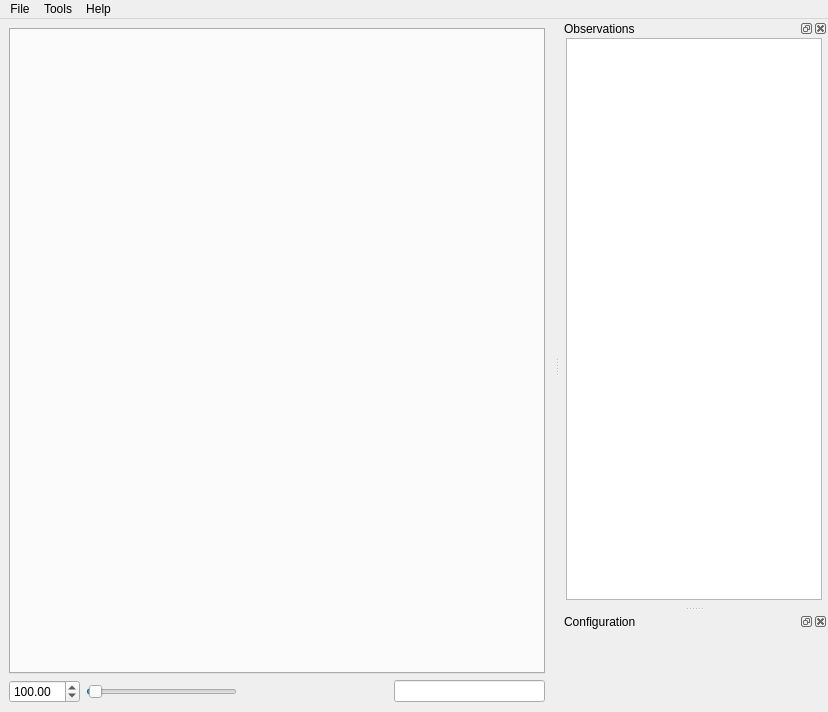
Above: apps/robot-map-gui/gui/CMainWindow.ui from MRPT/mrpt before the change. Below: the same form after it.
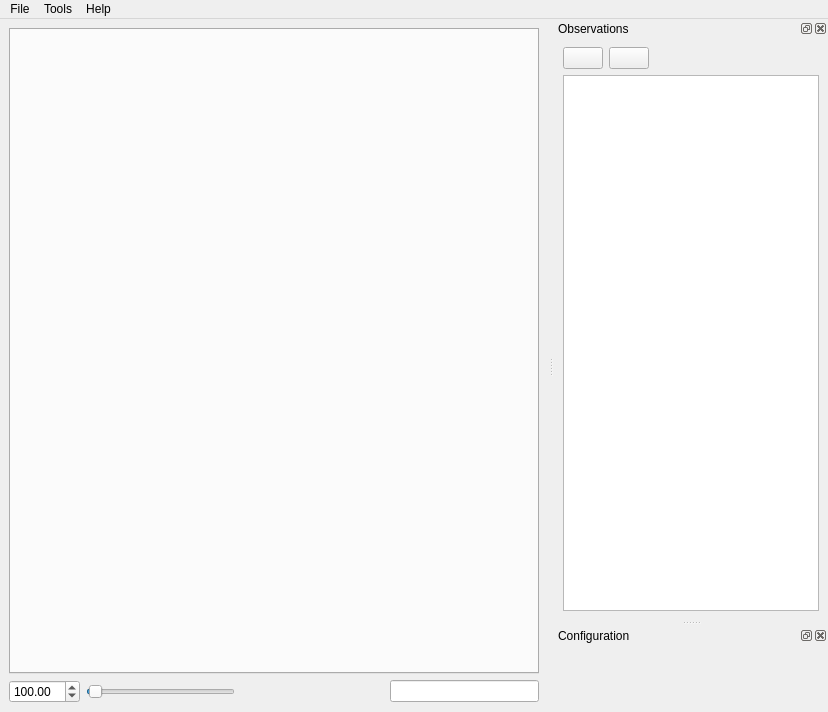
That is the form after the change. Icons and pictures are not drawn. Custom widgets are drawn as their Qt base class.

Commit message: robot-map-gui: expand and collapse in observation tree

```diff
--- a/apps/robot-map-gui/gui/CMainWindow.ui
+++ b/apps/robot-map-gui/gui/CMainWindow.ui
@@ -120,20 +120,53 @@
    </attribute>
    <widget class="QWidget" name="dockWidgetContents">
     <layout class="QVBoxLayout" name="verticalLayout">
-     <property name="leftMargin">
-      <number>6</number>
-     </property>
-     <property name="topMargin">
-      <number>0</number>
-     </property>
-     <property name="rightMargin">
-      <number>6</number>
-     </property>
-     <property name="bottomMargin">
-      <number>6</number>
-     </property>
      <item>
-      <widget class="QTreeView" name="m_observationsTree">
+      <layout class="QHBoxLayout" name="horizontalLayout_2">
+       <item>
+        <widget class="QPushButton" name="m_expandAll">
+         <property name="toolTip">
+          <string>Expand all</string>
+         </property>
+         <property name="text">
+          <string/>
+         </property>
+         <property name="icon">
+          <iconset resource="../resources/resources.qrc">
+           <normaloff>:/expand.png</normaloff>:/expand.png</iconset>
+         </property>
+        </widget>
+       </item>
+       <item>
+        <widget class="QPushButton" name="m_collapseAll">
+         <property name="toolTip">
+          <string>Collapse all</string>
+         </property>
+         <property name="text">
+          <string/>
+         </property>
+         <property name="icon">
+          <iconset resource="../resources/resources.qrc">
+           <normaloff>:/collapse.png</normaloff>:/collapse.png</iconset>
+         </property>
+        </widget>
+       </item>
+       <item>
+        <spacer name="horizontalSpacer_2">
+         <property name="orientation">
+          <enum>Qt::Horizontal</enum>
+         </property>
+         <property name="sizeHint" stdset="0">
+          <size>
+           <width>40</width>
+           <height>20</height>
+          </size>
+         </property>
+        </spacer>
+       </item>
+      </layout>
+     </item>
+     <item>
+      <widget class="CObservationTree" name="m_observationsTree">
        <attribute name="headerVisible">
         <bool>false</bool>
        </attribute>
@@ -241,6 +274,11 @@
    <header>gui/configWidget/CConfigWidget.h</header>
    <container>1</container>
   </customwidget>
+  <customwidget>
+   <class>CObservationTree</class>
+   <extends>QTreeView</extends>
+   <header>gui/observationTree/CObservationTree.h</header>
+  </customwidget>
  </customwidgets>
  <resources/>
  <connections>
```
Left out of the diff: 5 changed lines with no effect on the pictures. The commit also changes 5 other files.
